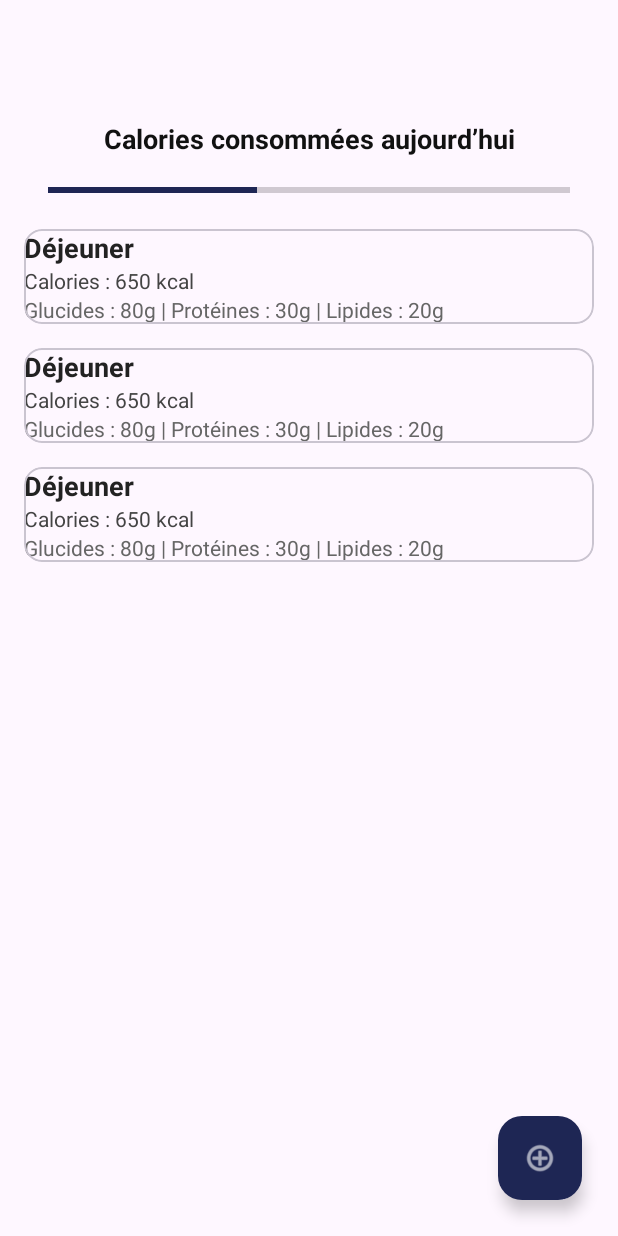
After one commit to Ask1ew/AppSansT, an Android app: the layout activity_repas.xml on its own in the app's theme, with its tools: preview values and no code run, on a phone screen of 412 x 824 dp. The commit adds this screen. Run offline under Robolectric (Android 15) with nearby library versions, the phone set to English and light mode, and no system bars.

Commit message:
Activité repas

```diff
--- /dev/null
+++ b/app/src/main/java/com/example/appsanst/RepasActivity.java
@@ -0,0 +1,38 @@
+package com.example.appsanst;
+
+import android.os.Bundle;
+
+import androidx.activity.EdgeToEdge;
+import androidx.appcompat.app.AppCompatActivity;
+import androidx.core.graphics.Insets;
+import androidx.core.view.ViewCompat;
+import androidx.core.view.WindowInsetsCompat;
+import fragments.menuBarre;
+
+
+public class RepasActivity extends AppCompatActivity {
+
+    @Override
+    protected void onCreate(Bundle savedInstanceState) {
+        super.onCreate(savedInstanceState);
+        setContentView(R.layout.activity_repas);
+
+        if (savedInstanceState == null) {
+            // Créer une instance du fragment
+            menuBarre fragment = new menuBarre();
+
+            // Démarrer une transaction de fragment
+            getSupportFragmentManager().beginTransaction()
+                    .replace(R.id.conteneurFragment, fragment)
+                    .commit();
+        }
+
+        EdgeToEdge.enable(this);
+        setContentView(R.layout.activity_repas);
+        ViewCompat.setOnApplyWindowInsetsListener(findViewById(R.id.main), (v, insets) -> {
+            Insets systemBars = insets.getInsets(WindowInsetsCompat.Type.systemBars());
+            v.setPadding(systemBars.left, systemBars.top, systemBars.right, systemBars.bottom);
+            return insets;
+        });
+    }
+}
--- /dev/null
+++ b/app/src/main/java/com/example/appsanst/ressources/Repas.java
@@ -0,0 +1,4 @@
+package com.example.appsanst.ressources;
+
+public class Repas {
+}
--- /dev/null
+++ b/app/src/main/res/layout/activity_repas.xml
@@ -0,0 +1,80 @@
+<?xml version="1.0" encoding="utf-8"?>
+<androidx.constraintlayout.widget.ConstraintLayout
+        xmlns:android="http://schemas.android.com/apk/res/android"
+        xmlns:app="http://schemas.android.com/apk/res-auto"
+        xmlns:tools="http://schemas.android.com/tools"
+        android:id="@+id/main"
+        android:layout_width="match_parent"
+        android:layout_height="match_parent"
+        tools:context=".RepasActivity">
+
+
+    <FrameLayout
+            android:id="@+id/conteneurMenu"
+            android:layout_width="match_parent"
+            android:layout_height="70dp"
+            android:layout_marginTop="0dp"
+            app:layout_constraintTop_toTopOf="parent"
+            app:layout_constraintStart_toStartOf="parent"
+            app:layout_constraintEnd_toEndOf="parent"/>
+
+
+
+    <!-- Texte au-dessus de la ProgressBar -->
+    <TextView
+            android:id="@+id/textViewCalories"
+            android:layout_width="wrap_content"
+            android:layout_height="wrap_content"
+            android:text="Calories consommées aujourd’hui"
+            android:textSize="18sp"
+            android:textStyle="bold"
+            android:textColor="#111111"
+            app:layout_constraintTop_toTopOf="parent"
+            app:layout_constraintStart_toStartOf="parent"
+            app:layout_constraintEnd_toEndOf="parent"
+            android:layout_marginTop="80dp"/>
+
+    <!-- ProgressBar horizontale -->
+    <ProgressBar
+            android:id="@+id/progressBar"
+            style="?android:attr/progressBarStyleHorizontal"
+            android:layout_width="0dp"
+            android:layout_height="20dp"
+            android:progress="800"
+            android:max="2000"
+            android:progressTint="#1E2654"
+            android:backgroundTint="#DDDDDD"
+            app:layout_constraintTop_toBottomOf="@id/textViewCalories"
+            app:layout_constraintStart_toStartOf="parent"
+            app:layout_constraintEnd_toEndOf="parent"
+            android:layout_marginTop="12dp"
+            android:layout_marginStart="32dp"
+            android:layout_marginEnd="32dp"/>
+
+    <!-- RecyclerView pour les blocs repas -->
+    <androidx.recyclerview.widget.RecyclerView
+            android:id="@+id/recyclerViewRepas"
+            android:layout_width="0dp"
+            android:layout_height="0dp"
+            android:padding="8dp"
+            app:layout_constraintTop_toBottomOf="@id/progressBar"
+            app:layout_constraintBottom_toTopOf="@id/floatingActionButton"
+            app:layout_constraintStart_toStartOf="parent"
+            app:layout_constraintEnd_toEndOf="parent"
+            tools:listitem="@layout/item_repas" />
+
+    <!-- FloatingActionButton pour ajouter un repas -->
+    <com.google.android.material.floatingactionbutton.FloatingActionButton
+            android:id="@+id/floatingActionButton"
+            android:layout_width="wrap_content"
+            android:layout_height="wrap_content"
+            app:srcCompat="@android:drawable/ic_menu_add"
+            android:contentDescription="Ajouter un repas"
+            app:tint="@android:color/white"
+            app:backgroundTint="#1E2654"
+            app:layout_constraintBottom_toBottomOf="parent"
+            app:layout_constraintEnd_toEndOf="parent"
+            android:layout_marginEnd="24dp"
+            android:layout_marginBottom="24dp"/>
+
+</androidx.constraintlayout.widget.ConstraintLayout>
--- a/app/src/main/res/layout/fragment_menu_barre.xml
+++ b/app/src/main/res/layout/fragment_menu_barre.xml
@@ -1,5 +1,6 @@
 <FrameLayout
         xmlns:android="http://schemas.android.com/apk/res/android"
+        android:id="@+id/conteneurFragment"
         xmlns:app="http://schemas.android.com/apk/res-auto" xmlns:tools="http://schemas.android.com/tools"
         android:layout_width="match_parent"
         android:layout_height="match_parent"
--- /dev/null
+++ b/app/src/main/res/layout/item_repas.xml
@@ -0,0 +1,43 @@
+<?xml version="1.0" encoding="utf-8"?>
+<com.google.android.material.card.MaterialCardView xmlns:android="http://schemas.android.com/apk/res/android"
+                                                   android:layout_width="match_parent"
+                                                   android:layout_height="wrap_content"
+                                                   android:layout_marginBottom="8dp"
+                                                   android:layout_marginTop="8dp"
+                                                   android:layout_marginStart="8dp"
+                                                   android:layout_marginEnd="8dp"
+                                                   android:elevation="4dp"
+                                                   android:padding="12dp"
+                                                   android:radius="12dp">
+
+    <LinearLayout
+            android:orientation="vertical"
+            android:layout_width="match_parent"
+            android:layout_height="wrap_content">
+
+        <TextView
+                android:id="@+id/textNomRepas"
+                android:layout_width="wrap_content"
+                android:layout_height="wrap_content"
+                android:text="Déjeuner"
+                android:textSize="18sp"
+                android:textStyle="bold"
+                android:textColor="#222222"/>
+
+        <TextView
+                android:id="@+id/textCalories"
+                android:layout_width="wrap_content"
+                android:layout_height="wrap_content"
+                android:text="Calories : 650 kcal"
+                android:textColor="#444"/>
+
+        <TextView
+                android:id="@+id/textMacros"
+                android:layout_width="wrap_content"
+                android:layout_height="wrap_content"
+                android:text="Glucides : 80g | Protéines : 30g | Lipides : 20g"
+                android:textColor="#666"/>
+
+    </LinearLayout>
+
+</com.google.android.material.card.MaterialCardView>
```
Also changed, not shown: 1 other file.
